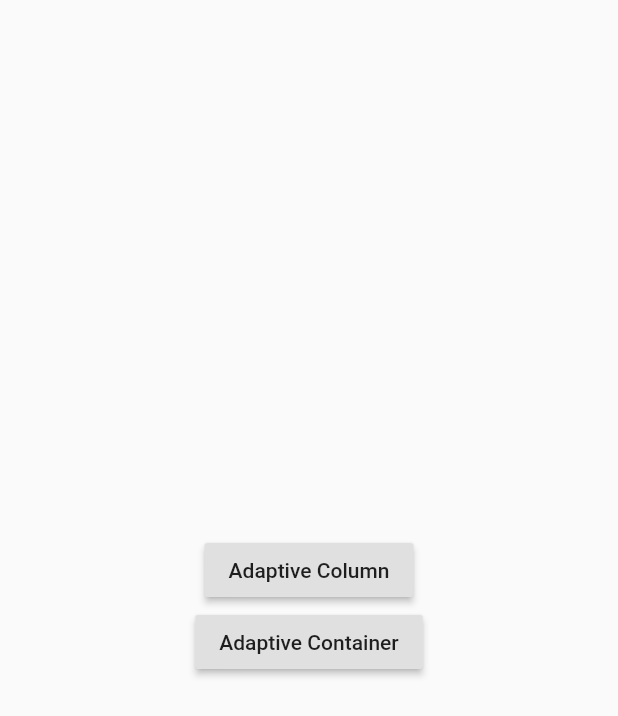
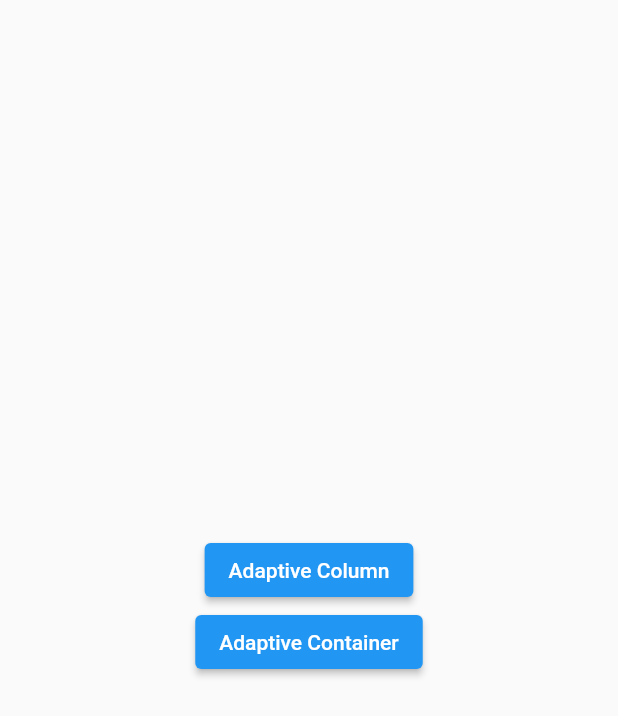
Before and after one commit to material-foundation/flutter-packages, a Flutter app: the screen it shows after launch, on a phone screen of 412 x 824 dp. Shown: the top 716 px of the screen. Run offline on Flutter 3.47's test engine with Material 2 defaults, Android fonts, the phone set to English and light mode, and no system bars.

Commit message:
adaptive_components

```diff
--- /dev/null
+++ b/packages/adaptive_components/analysis_options.yaml
@@ -0,0 +1,5 @@
+include: package:flutter_lints/flutter.yaml
+
+linter:
+  rules:
+    prefer_single_quotes: true
--- a/packages/adaptive_components/example/lib/main.dart
+++ b/packages/adaptive_components/example/lib/main.dart
@@ -29,7 +29,7 @@ class DemoSelector extends StatelessWidget {
         child: Column(
           mainAxisAlignment: MainAxisAlignment.center,
           children: [
-            RaisedButton(
+            ElevatedButton(
               child: Text('Adaptive Column'),
               onPressed: () {
                 Navigator.of(context).pushReplacement(
@@ -41,7 +41,7 @@ class DemoSelector extends StatelessWidget {
                 );
               },
             ),
-            RaisedButton(
+            ElevatedButton(
               child: Text('Adaptive Container'),
               onPressed: () {
                 Navigator.of(context).pushReplacement(
--- a/packages/adaptive_components/lib/src/adaptive_container.dart
+++ b/packages/adaptive_components/lib/src/adaptive_container.dart
@@ -44,7 +44,7 @@ class AdaptiveContainer extends StatelessWidget {
             'Cannot provide both a color and a decoration\n'
             'To provide both, use "decoration: BoxDecoration(color: color)".'),
         super(key: key) {
-    this.constraints = constraints ?? AdaptiveConstraints();
+    this.constraints = constraints ?? const AdaptiveConstraints();
   }
 
   /// The [child] contained by the container.
--- a/packages/adaptive_components/pubspec.yaml
+++ b/packages/adaptive_components/pubspec.yaml
@@ -1,6 +1,6 @@
 name: adaptive_components
 description: Implements Material Adaptive Components.
-version: 0.0.1
+version: 0.0.2
 homepage: https://github.com/material-components/material-components-flutter-adaptive
 
 environment:
@@ -15,3 +15,4 @@ dependencies:
 dev_dependencies:
   flutter_test:
     sdk: flutter
+  flutter_lints: ^1.0.4
```
Also changed, not shown: packages/adaptive_components/lib/src/adaptive_column.dart (+11 -7 lines), 2 other files.
